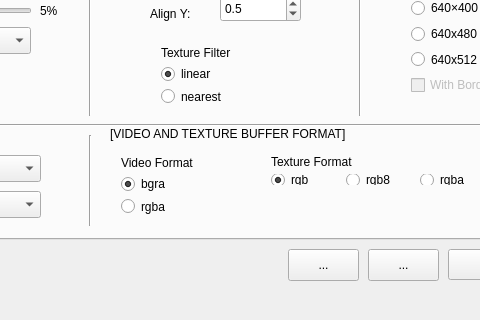
Qt form amiga.ui (PSRAmiga/fs-uae) before a commit; both pictures show x 282 to 762 and y 280 to 600 of the 900 by 600 pixel window.
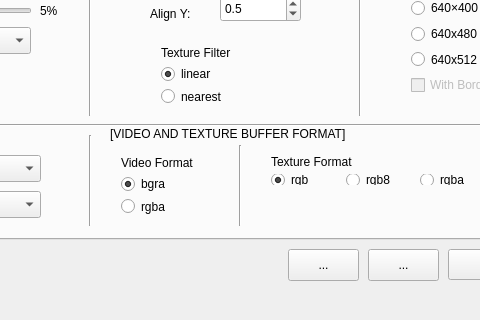
The same form after that commit. The open tabs and pages were chosen to show the change. Icons and pictures are not drawn.

Commit message: dialog about

What changed in the file:
```diff
--- a/amiga.ui
+++ b/amiga.ui
@@ -6933,6 +6933,19 @@
        <enum>Qt::Vertical</enum>
       </property>
      </widget>
+     <widget class="Line" name="line_26">
+      <property name="geometry">
+       <rect>
+        <x>500</x>
+        <y>380</y>
+        <width>20</width>
+        <height>81</height>
+       </rect>
+      </property>
+      <property name="orientation">
+       <enum>Qt::Vertical</enum>
+      </property>
+     </widget>
     </widget>
     <widget class="QWidget" name="themeMenu">
      <attribute name="icon">
```
The commit also changes 2 other files.
